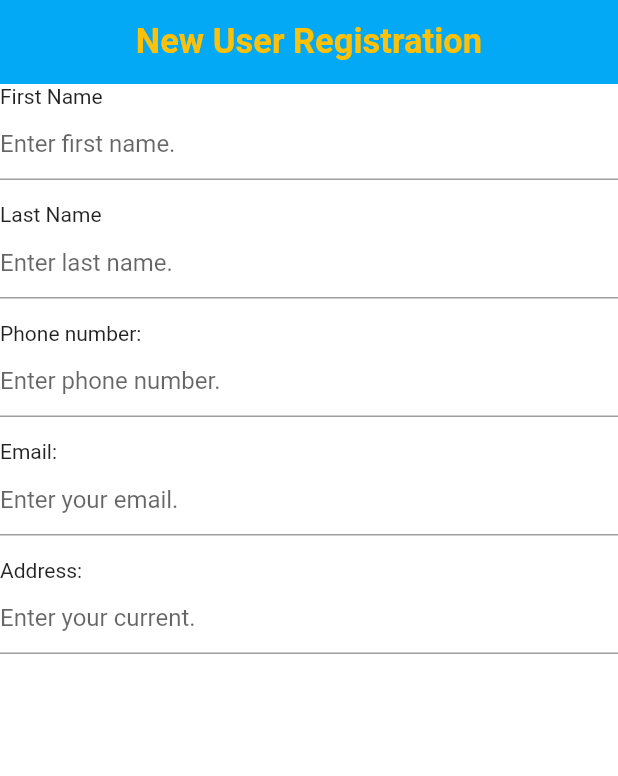
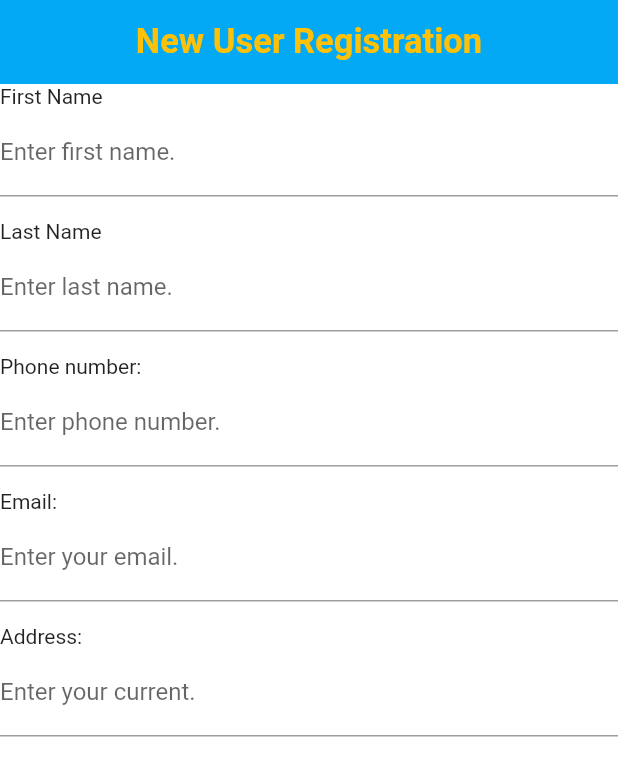
Before and after one commit to Verne-Ian/loanmanagerapp, a Flutter app: the signup screen opened directly, on a phone screen of 412 x 824 dp. Shown: the top 776 px of the screen. Run offline on Flutter 3.47's test engine with Material 2 defaults, Android fonts, the light colour scheme and no system bars.

Commit message:
Second interface has been slightly updated but still lacking.

```diff
--- a/lib/main.dart
+++ b/lib/main.dart
@@ -106,7 +106,7 @@ class signup extends StatelessWidget {
           TextField(
             decoration: InputDecoration(
               border: UnderlineInputBorder(),
-              hintText: "Enter first name.",
+              labelText: "Enter first name.",
             ),
           ),
           SizedBox(height: 15.0,),
@@ -116,7 +116,7 @@ class signup extends StatelessWidget {
           TextField(
             decoration: InputDecoration(
                 border: UnderlineInputBorder(),
-                hintText: "Enter last name."
+                labelText: "Enter last name."
             ),
           ),
           SizedBox(height: 15.0,),
@@ -126,7 +126,7 @@ class signup extends StatelessWidget {
           TextField(
             decoration: InputDecoration(
                 border: UnderlineInputBorder(),
-                hintText: "Enter phone number."
+                labelText: "Enter phone number."
             ),
           ),
           SizedBox(height: 15.0,),
@@ -136,7 +136,7 @@ class signup extends StatelessWidget {
           TextField(
             decoration: InputDecoration(
                 border: UnderlineInputBorder(),
-                hintText: "Enter your email."
+                labelText: "Enter your email."
             ),
           ),
           SizedBox(height: 15.0,),
@@ -146,7 +146,7 @@ class signup extends StatelessWidget {
           TextField(
             decoration: InputDecoration(
                 border: UnderlineInputBorder(),
-                hintText: "Enter your current."
+                labelText: "Enter your current."
             ),
           )
         ],
```
